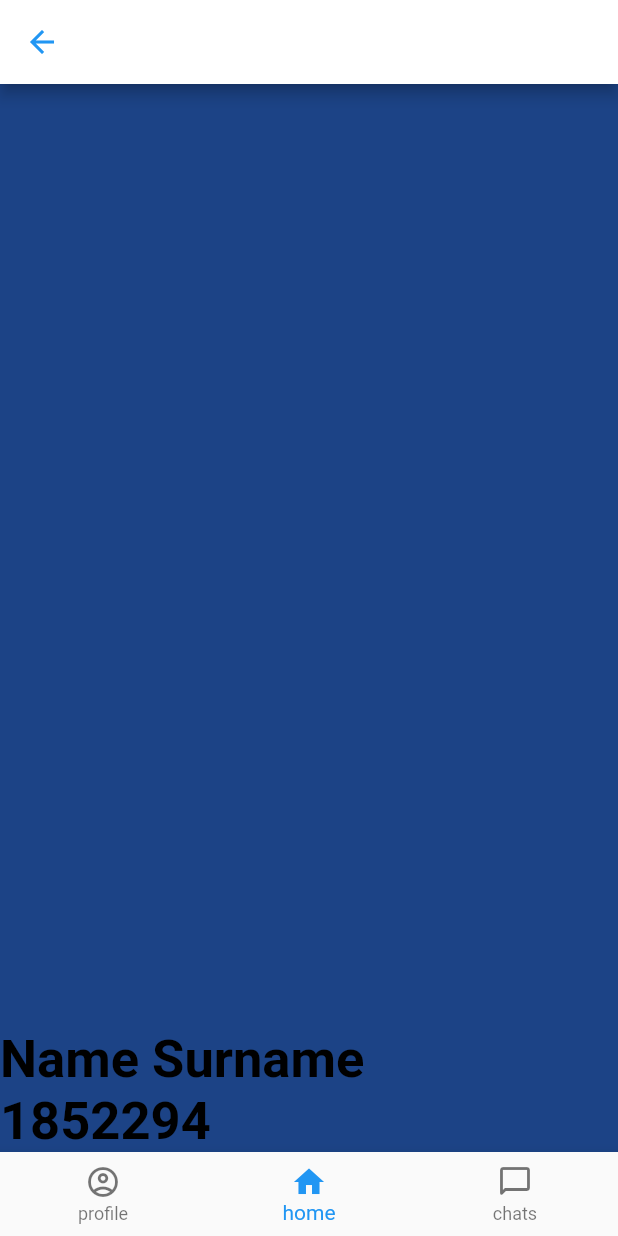
After one commit to darianado/Besties-App, a Flutter app: the Feed screen opened by its route, on a phone screen of 412 x 824 dp. The commit adds this screen. Run offline on Flutter 3.47's test engine with Material 2 defaults, Android fonts, the phone set to English and light mode, and no system bars; our stand-ins replace email_validator.

Commit message:
Create feed page skeleton and  dummy nav bar

```diff
--- /dev/null
+++ b/lib/feed.dart
@@ -0,0 +1,61 @@
+import 'package:flutter/material.dart';
+import 'nav_bar.dart';
+import 'dart:math' as math;
+
+// Constant that identifies the feed icon index in the nav bar
+const feedIconIndex = 1;
+
+// This method generates n containers to fill the PageView with random colours
+void fillContainers(List<Container> containers, BuildContext context) {
+  for (int i = 0; i < 100; i++) {
+    int randomHex = (math.Random().nextDouble() * 0xFFFFFF).toInt();
+    Container container = Container(
+      height: MediaQuery.of(context).size.height,
+      color: Color(randomHex).withOpacity(1.0),
+      child: Column(
+        crossAxisAlignment: CrossAxisAlignment.start,
+        mainAxisAlignment: MainAxisAlignment.end,
+        children: [
+          Text(
+            "Name Surname\n" + randomHex.toString(),
+            style: const TextStyle(
+              fontSize: 35,
+              color: Colors.black,
+              fontWeight: FontWeight.bold,
+            ),
+          ),
+        ],
+      ),
+    );
+    containers.add(container);
+  }
+}
+
+class Feed extends StatefulWidget {
+  @override
+  State<Feed> createState() => _FeedState();
+}
+
+class _FeedState extends State<Feed> {
+  List<Container> containers = [];
+
+  @override
+  Widget build(BuildContext context) {
+    fillContainers(containers, context);
+
+    return Scaffold(
+      appBar: AppBar(
+        title: const Text('Feed'),
+        leading: const BackButton(
+          color: Colors.blue,
+        ),
+        backgroundColor: Colors.white,
+      ),
+      body: PageView(
+        scrollDirection: Axis.vertical,
+        children: containers,
+      ),
+      bottomNavigationBar: NavBar(currentIndex: feedIconIndex,),
+    );
+  }
+}
--- a/lib/main.dart
+++ b/lib/main.dart
@@ -3,6 +3,7 @@ import 'sign_up1.dart';
 import 'sign_up2.dart';
 import 'sign_up3.dart';
 import 'sign_up4.dart';
+import 'feed.dart';
 
 void main() => runApp(MyApp());
 
@@ -13,7 +14,10 @@ class MyApp extends StatelessWidget {
       initialRoute: '/',
       routes: {
         '/': (context) => Sign_Up1(),
-        '/first': (context) => Sign_Up2(),
+        // TODO: Route changed for testing purposes
+        // Revert before merging to main
+        // '/': (context) => Sign_Up2(),
+        '/first': (context) => Feed(),
         '/signup3' : (context) => Sign_Up3(),
         '/signup4' : (context) => Sign_Up4(),
       },
--- /dev/null
+++ b/lib/nav_bar.dart
@@ -0,0 +1,48 @@
+import 'package:flutter/material.dart';
+
+class NavBar extends StatefulWidget {
+  int currentIndex;
+
+  NavBar({required this.currentIndex});
+
+  @override
+  State<NavBar> createState() => _NavBarState();
+}
+
+class _NavBarState extends State<NavBar> {
+  @override
+  Widget build(BuildContext context) {
+
+    List<BottomNavigationBarItem> _items = const [
+      BottomNavigationBarItem(
+        icon: Icon(Icons.account_circle_outlined),
+        activeIcon: Icon(Icons.account_circle),
+        label: 'profile',
+      ),
+      BottomNavigationBarItem(
+        icon: Icon(Icons.home_outlined),
+        activeIcon: Icon(Icons.home),
+        label: 'home',
+      ),
+      BottomNavigationBarItem(
+        icon: Icon(Icons.chat_bubble_outline_rounded),
+        activeIcon: Icon(Icons.chat_bubble_rounded),
+        label: 'chats',
+      ),
+    ];
+
+    void _fillIcon(int index) {
+      setState(() {
+        widget.currentIndex = index;
+      });
+
+      //redirect call
+    }
+
+    return BottomNavigationBar(
+      currentIndex: widget.currentIndex,
+      onTap: _fillIcon,
+      items: _items,
+    );
+  }
+}
```
